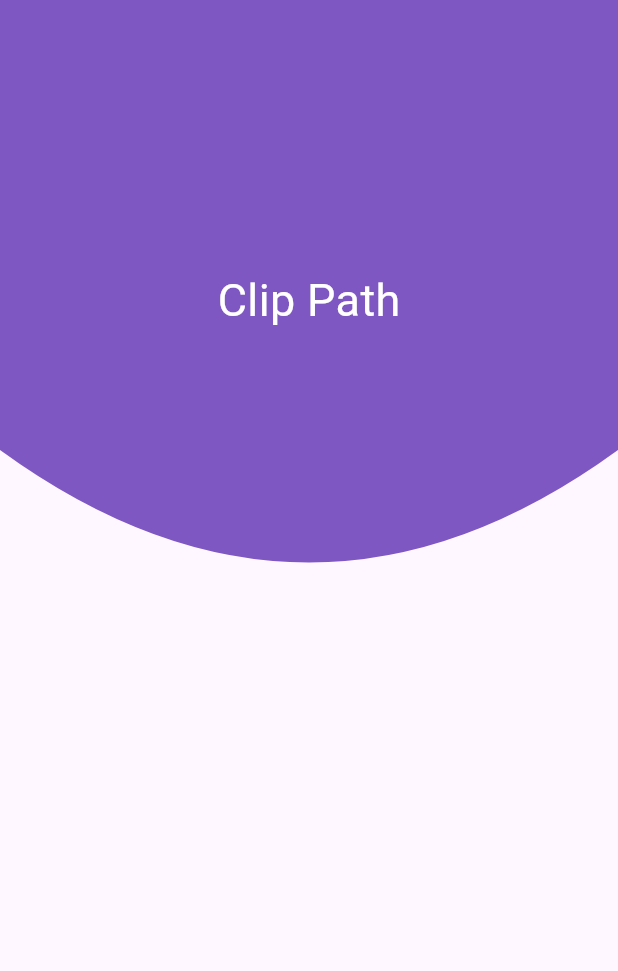
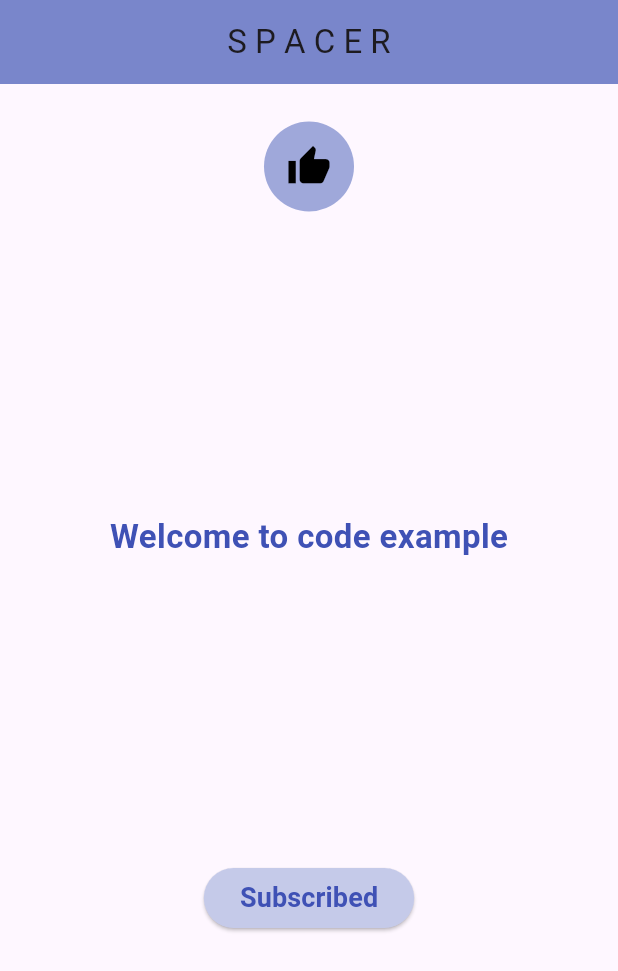
Before and after one commit to azizbekyokhubov1999/flutter_widgets_training, a Flutter app: the screen it shows after launch, on a phone screen of 412 x 824 dp. Shown: the top 971 px of the screen. Run offline on Flutter 3.47's test engine with Material 3 defaults, Android fonts, the phone set to English and light mode, and no system bars; our stand-ins replace animated_text_kit, another_carousel_pro, avatar_glow, convex_bottom_bar, country_picker, curved_navigation_bar and 19 more; missing offline and left inert: syncfusion_flutter_pdfviewer.

Commit message:
Fl-Widget training 91 - Spacer widget, for space between widgets

```diff
--- a/lib/main.dart
+++ b/lib/main.dart
@@ -24,6 +24,7 @@ import 'package:flutter_widgets_training/pages/shadow_in_flutter.dart';
 import 'package:flutter_widgets_training/pages/shimmer_effect.dart';
 import 'package:flutter_widgets_training/pages/show_bottom_sheet.dart';
 import 'package:flutter_widgets_training/pages/sliver_list.dart';
+import 'package:flutter_widgets_training/pages/spacer_page.dart';
 import 'package:flutter_widgets_training/pages/staggered_gridview.dart';
 import 'package:flutter_widgets_training/pages/swipe_animation.dart';
 import 'package:flutter_widgets_training/pages/toast_message.dart';
@@ -115,7 +116,7 @@ class MyApp extends StatelessWidget {
       theme: ThemeData(
         useMaterial3: true
       ),
-      home: MyClipPath(),
+      home: MySpacer(),
 
     );
   }
--- /dev/null
+++ b/lib/pages/spacer_page.dart
@@ -0,0 +1,61 @@
+import 'package:flutter/material.dart';
+
+class MySpacer extends StatelessWidget {
+  const MySpacer({super.key});
+
+  @override
+  Widget build(BuildContext context) {
+    return Scaffold(
+      appBar: AppBar(
+        title: Text("S P A C E R"),
+        centerTitle: true,
+        backgroundColor: Colors.indigo.shade300,
+        elevation: 0,
+      ),
+      body: Center(
+        child: Column(
+          crossAxisAlignment: CrossAxisAlignment.center,
+          children: [
+            Padding(
+                padding: EdgeInsets.only(top: 25),
+              child: CircleAvatar(
+                radius: 30,
+                backgroundColor: Colors.indigo.shade200,
+                 child: Icon(
+                   Icons.thumb_up,
+                   color: Colors.black,
+                   size: 30,
+                 ),
+              ),
+            ),
+            Spacer(flex: 2),
+            Text(
+              "Welcome to code example",
+              style: TextStyle(
+                fontSize: 22,
+                fontWeight: FontWeight.bold,
+                color: Colors.indigo
+              ),
+            ),
+            Spacer(flex: 2),
+            ElevatedButton(
+               style:  ElevatedButton.styleFrom(
+                 backgroundColor: Colors.indigo.shade100
+               ),
+                onPressed: (){},
+                child: Text("Subscribed",
+                style: TextStyle(
+                  fontSize: 18,
+                  fontWeight: FontWeight.bold,
+                  color: Colors.indigo
+                ),
+                )
+            ),
+            Spacer(flex: 2)
+
+          ],
+        ),
+      ),
+    );
+  }
+}
```
